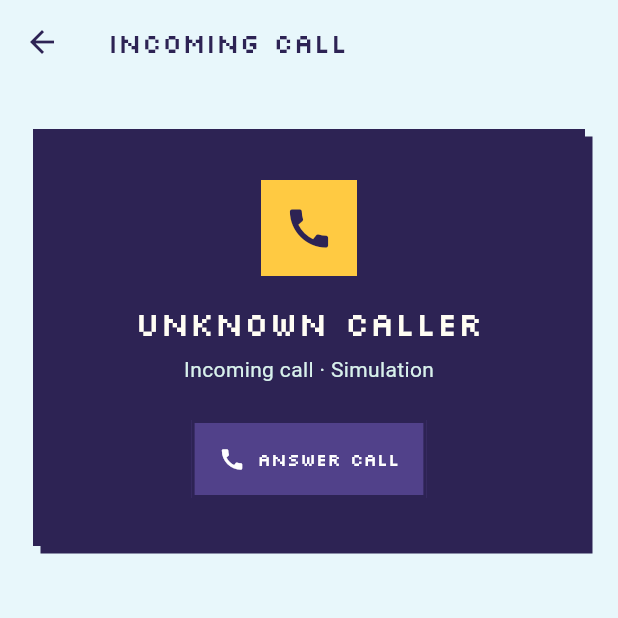
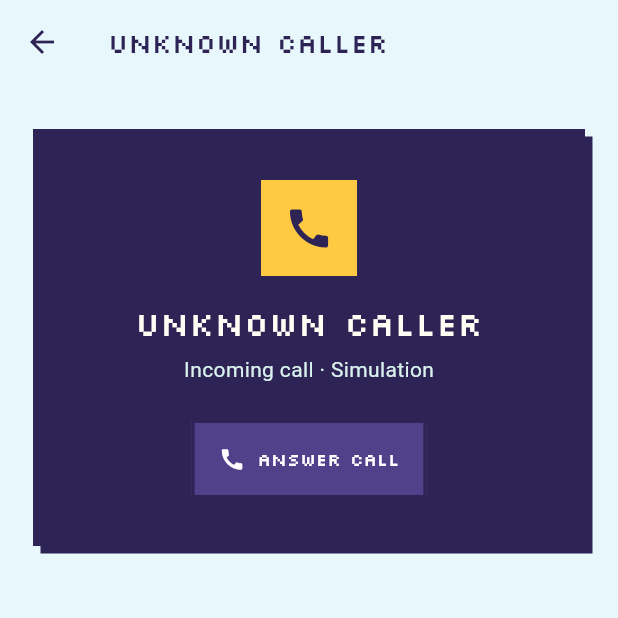
Before and after one commit to Blzzxrd/scamshield, a Flutter app: the screen it shows after launch, item 3 of the bottom bar chosen, after a tap on "Answer call", on a phone screen of 412 x 824 dp, the top half of it. Run offline on Flutter 3.47's test engine with Material 3 defaults, Android fonts, the phone set to English and light mode, and no system bars; our stand-ins replace flutter_tts, shared_preferences.

Commit message:
tuff sahur phone call sim

```diff
--- a/lib/data/content.dart
+++ b/lib/data/content.dart
@@ -22,6 +22,90 @@ class QuizQuestion {
       explanation: json['explanation'] as String,
     );
   }
+}
+class PracticeCall {
+  const PracticeCall({
+    required this.id,
+    required this.startNode,
+    required this.nodes,
+    required this.caller,
+  });
+
+  final String id;
+  final String startNode;
+  final Map<String, CallNode> nodes;
+  final String caller;
+
+  factory PracticeCall.fromJson(Map<String, dynamic> json) {
+    final rawNodes = json['nodes'] as Map<String, dynamic>;
+    final nodes = rawNodes.map(
+      (id, value) => MapEntry(
+        id,
+        CallNode.fromJson(value as Map<String, dynamic>),
+      ),
+    );
+
+    final scenario = PracticeCall(
+      id: json['id'] as String,
+      caller: json['caller'] as String,
+      startNode: json['startNode'] as String,
+      nodes: nodes,
+    );
+
+    if (!nodes.containsKey(scenario.startNode)) {
+      throw FormatException('Call ${scenario.id} has an unknown start node.');
+    }
+    for (final node in nodes.values) {
+      for (final choice in node.choices) {
+        if (choice.nextNode != null && !nodes.containsKey(choice.nextNode)) {
+          throw FormatException(
+            'Call ${scenario.id} references unknown node ${choice.nextNode}.',
+          );
+        }
+      }
+    }
+    return scenario;
+  }
+}
+
+class CallNode {
+  const CallNode({
+    required this.callerLine,
+    required this.choices,
+  });
+  final String callerLine;
+  final List<CallChoice> choices;
+  factory CallNode.fromJson(Map<String, dynamic> json) => CallNode(
+        callerLine: json['callerLine'] as String,
+        choices: (json['choices'] as List<dynamic>)
+            .map((choice) =>
+                CallChoice.fromJson(choice as Map<String, dynamic>))
+            .toList(),
+      );
+}
+
+class CallChoice {
+  const CallChoice({
+    required this.question,
+    required this.response,
+    required this.nextNode,
+    this.safeEnding = false,
+    this.explanation,
+  });
+
+  final String question;
+  final String response;
+  final String? nextNode;
+  final bool safeEnding;
+  final String? explanation;
+
+  factory CallChoice.fromJson(Map<String, dynamic> json) => CallChoice(
+        question: json['question'] as String,
+        response: json['response'] as String,
+        nextNode: json['nextNode'] as String?,
+        safeEnding: json['safeEnding'] as bool? ?? json['outcome'] == 'safe',
+        explanation: json['explanation'] as String?,
+      );
 }
 
 class Lesson {
@@ -134,4 +218,25 @@ class ContentLoader {
 
     return messages;
   }
+
+  // Dynamically load all practice call JSON files from the assets/call_paths/ folder
+  static Future<List<PracticeCall>> loadPracticeCalls() async {
+    final AssetManifest assetManifest =
+        await AssetManifest.loadFromAssetBundle(rootBundle);
+
+    final List<String> callKeys = assetManifest
+        .listAssets()
+        .where((String key) =>
+            key.startsWith('assets/call_paths/') && key.endsWith('.json'))
+        .toList();
+
+    List<PracticeCall> calls = [];
+    for (String key in callKeys) {
+      final String jsonString = await rootBundle.loadString(key);
+      final Map<String, dynamic> jsonData = json.decode(jsonString);
+      calls.add(PracticeCall.fromJson(jsonData));
+    }
+
+    return calls;
+  }
 }
--- a/lib/main.dart
+++ b/lib/main.dart
@@ -95,6 +95,7 @@ class _AppShellState extends State<AppShell> {
   AppProgress? _progress;
   List<Lesson>? _lessons;
   List<PracticeMessage>? _practiceMessages;
+  List<PracticeCall>? _practiceCalls;
   int _tab = 0;
 
   @override
@@ -107,12 +108,14 @@ class _AppShellState extends State<AppShell> {
     final progress = await _store.load();
     final lessons = await ContentLoader.loadLessons();
     final practiceMessages = await ContentLoader.loadPracticeMessages();
+    final practiceCalls = await ContentLoader.loadPracticeCalls();
 
     if (mounted) {
       setState(() {
         _progress = progress;
         _lessons = lessons;
         _practiceMessages = practiceMessages;
+        _practiceCalls = practiceCalls;
       });
     }
   }
@@ -178,6 +181,7 @@ class _AppShellState extends State<AppShell> {
       context,
       MaterialPageRoute<void>(
         builder: (_) => CallPage(
+          scenario: _practiceCalls!.first,
           alreadyCompleted: _progress!.callCompleted,
           onFinished: _finishCall,
         ),
@@ -203,9 +207,13 @@ class _AppShellState extends State<AppShell> {
     final progress = _progress;
     final lessons = _lessons;
     final practiceMessages = _practiceMessages;
+    final practiceCalls = _practiceCalls;
 
     // Show a loading indicator until user progress and JSON assets are loaded
-    if (progress == null || lessons == null || practiceMessages == null) {
+    if (progress == null ||
+        lessons == null ||
+        practiceMessages == null ||
+        practiceCalls == null) {
       return const Scaffold(
         body: Center(child: CircularProgressIndicator()),
       );
--- a/lib/screens/activity_pages.dart
+++ b/lib/screens/activity_pages.dart
@@ -251,9 +251,12 @@ class _MessagePageState extends State<MessagePage> {
 class CallPage extends StatefulWidget {
   const CallPage({
     super.key,
+    required this.scenario,
     required this.alreadyCompleted,
     required this.onFinished,
   });
+
+  final PracticeCall scenario;
   final bool alreadyCompleted;
   final ValueChanged<bool> onFinished;
 
@@ -262,52 +265,74 @@ class CallPage extends StatefulWidget {
 }
 
 class _CallPageState extends State<CallPage> {
-  static const _script =
-      'I’m with your bank’s fraud team. There is a charge on your account. '
-      'Read me the six-digit code we just sent so I can stop it.';
-
+  late String _nodeId;
+  CallChoice? _selected;
+  bool _finished = false;
   bool _answered = false;
-  int? _choice;
+  bool _isSpeaking = false;
   final FlutterTts _tts = FlutterTts();
 
   @override
   void initState() {
     super.initState();
-
+    _nodeId = widget.scenario.startNode;
     _initTts();
-
   }
 
   Future<void> _initTts() async {
-    //funky ehh
-
-    // final voices = await _tts.getVoices as List?;
-    // debugPrint('Voices: $voices');
-    // final english = voices?.cast<Map>().firstWhere(
-    //       (v) => (v['locale'] as String).toLowerCase().startsWith('en'),
-    //   orElse: () => {},
-    // );
-    // if (english != null && english.isNotEmpty) {
-    //   debugPrint("using ${english['name']} and ${english['locale']} for TTS");
-    //   await _tts.setVoice({
-    //     'name': english['name'] as String,
-    //     'locale': english['locale'] as String,
-    //   });
-    // }
-    _tts.setSpeechRate(0.72);
-    _tts.setPitch(1.65);
+    await _tts.setSpeechRate(0.72);
+    await _tts.setPitch(1.65);
+    await _tts.awaitSpeakCompletion(true);
+    _tts.setStartHandler(() {
+      if (mounted) setState(() => _isSpeaking = true);
+    });
+    _tts.setCompletionHandler(() {
+      if (mounted) setState(() => _isSpeaking = false);
+    });
+    _tts.setCancelHandler(() {
+      if (mounted) setState(() => _isSpeaking = false);
+    });
   }
 
-  void _callerAnswer() {
+  Future<void> _answerCall() async {
+    final node = widget.scenario.nodes[_nodeId]!;
     setState(() => _answered = true);
-    _tts.speak(_script);
+    await _speak(node.callerLine);
   }
 
-  void _choose(int choice) {
-    _tts.stop();
-    if (_choice != null) return;
-    setState(() => _choice = choice);
-    widget.onFinished(choice == 2);
+  Future<void> _choose(CallChoice choice) async {
+    if (_selected != null || _finished || _isSpeaking) return;
+    setState(() => _selected = choice);
+    await _speak(choice.response);
+  }
+
+  Future<void> _continue() async {
+    final choice = _selected;
+    if (choice == null || _finished || _isSpeaking) return;
+
+    final nextNode = choice.nextNode;
+    if (nextNode != null) {
+      final nextLine = widget.scenario.nodes[nextNode]!.callerLine;
+      setState(() {
+        _nodeId = nextNode;
+        _selected = null;
+      });
+      await _speak(nextLine);
+      return;
+    }
+
+    setState(() => _finished = true);
+    widget.onFinished(choice.safeEnding);
+  }
+
+  Future<void> _speak(String text) async {
+    if (!mounted) return;
+    setState(() => _isSpeaking = true);
+    try {
+      await _tts.speak(text);
+    } finally {
+      if (mounted) setState(() => _isSpeaking = false);
+    }
   }
 
   @override
@@ -317,8 +342,12 @@ class _CallPageState extends State<CallPage> {
   }
 
   @override
-  Widget build(BuildContext context) => _ActivityScaffold(
-        title: 'Incoming call',
+  Widget build(BuildContext context) {
+    final node = widget.scenario.nodes[_nodeId]!;
+    final selected = _selected;
+
+    return _ActivityScaffold(
+        title: widget.scenario.caller,
         child: Column(
           crossAxisAlignment: CrossAxisAlignment.start,
           children: [
@@ -335,9 +364,10 @@ class _CallPageState extends State<CallPage> {
                     child: const Icon(Icons.call, color: pixelInk, size: 34),
                   ),
                   const SizedBox(height: 14),
-                  const Text(
-                    'UNKNOWN CALLER',
-                    style: TextStyle(
+                  Text(
+                    widget.scenario.caller.toUpperCase(),
+                    textAlign: TextAlign.center,
+                    style: const TextStyle(
                       color: pixelCream,
                       fontFamily: 'Silkscreen',
                       fontSize: 22,
@@ -353,7 +383,7 @@ class _CallPageState extends State<CallPage> {
                   if (!_answered) ...[
                     const SizedBox(height: 24),
                     FilledButton.icon(
-                      onPressed: () => _callerAnswer(),
+                      onPressed: _isSpeaking ? null : _answerCall,
                       icon: const Icon(Icons.call),
                       label: const Text('Answer call'),
                     ),
@@ -365,53 +395,63 @@ class _CallPageState extends State<CallPage> {
               const SizedBox(height: 24),
               _NoteCard(
                 icon: Icons.record_voice_over_outlined,
-                title: 'Caller says',
-                text:
-                    '“$_script”',
+                title: widget.scenario.caller,
+                text: '“${node.callerLine}”',
               ),
-              const SizedBox(height: 25),
-              Text('CHOOSE YOUR RESPONSE', style: pixelHeading(21)),
-              const SizedBox(height: 14),
-              _ChoiceButton(
-                text: 'Read the code so the charge can be stopped',
-                selected: _choice == 0,
-                disabled: _choice != null,
-                onPressed: () => _choose(0),
-              ),
-              const SizedBox(height: 10),
-              _ChoiceButton(
-                text: 'Ask the caller for their employee ID',
-                selected: _choice == 1,
-                disabled: _choice != null,
-                onPressed: () => _choose(1),
-              ),
-              const SizedBox(height: 10),
-              _ChoiceButton(
-                text: 'Hang up and call the number on my card',
-                selected: _choice == 2,
-                disabled: _choice != null,
-                onPressed: () => _choose(2),
-              ),
-              if (_choice != null) ...[
+              if (_finished && selected != null) ...[
                 const SizedBox(height: 24),
                 _NoteCard(
-                  icon: _choice == 2
+                  icon: selected.safeEnding
                       ? Icons.check_circle_outline
                       : Icons.info_outline,
-                  title: _choice == 2 ? 'Safe choice' : 'Try a safer route',
-                  text:
-                      'A caller can spoof a bank number and invent an employee ID. Never read a one-time code aloud. Hang up, then contact your bank using the number printed on your card.${_choice == 2 && !widget.alreadyCompleted ? ' +20 XP' : ''}',
+                  title: selected.safeEnding
+                      ? 'Safe choice'
+                      : 'Try a safer route',
+                  text: '${selected.explanation ?? ''}'
+                      '${selected.safeEnding && !widget.alreadyCompleted ? ' +20 XP' : ''}',
                 ),
                 const SizedBox(height: 20),
                 FilledButton(
                   onPressed: () => Navigator.pop(context),
                   child: const Text('Finish simulation'),
                 ),
-              ],
+              ] else if (selected != null) ...[
+                const SizedBox(height: 16),
+                _NoteCard(
+                  icon: Icons.chat_bubble_outline,
+                  title: 'You ask',
+                  text: selected.question,
+                ),
+                const SizedBox(height: 12),
+                _NoteCard(
+                  icon: Icons.record_voice_over_outlined,
+                  title: 'Caller replies',
+                  text: selected.response,
+                ),
+                const SizedBox(height: 20),
+                FilledButton(
+                  onPressed: _isSpeaking ? null : _continue,
+                  child: const Text('Continue'),
+                ),
+              ] else ...[
+                const SizedBox(height: 25),
+                Text('CHOOSE A QUESTION', style: pixelHeading(21)),
+                const SizedBox(height: 14),
+                for (final choice in node.choices) ...[
+                  _ChoiceButton(
+                    text: choice.question,
+                    selected: false,
+                    disabled: false,
+                    onPressed: () => _choose(choice),
+                  ),
+                  const SizedBox(height: 10),
+                ],
+              ]
             ],
           ],
         ),
       );
+  }
 }
 
 class _ActivityScaffold extends StatelessWidget {
--- a/lib/screens/text_simulation_page.dart
+++ b/lib/screens/text_simulation_page.dart
@@ -217,7 +217,7 @@ class _TextSimulationPageState extends State<TextSimulationPage> {
   }
 }
 
-class _PhonePreview extends StatelessWidget {
+class _PhonePreview extends StatelessWidget { //this is currently static
   const _PhonePreview({
     required this.message,
     required this.arriving,
--- a/pubspec.yaml
+++ b/pubspec.yaml
@@ -21,6 +21,7 @@ flutter:
   assets:
     - assets/lessons/
     - assets/practice_messages/
+    - assets/call_paths/
   uses-material-design: true
   fonts:
     - family: Silkscreen
```
Also changed, not shown: assets/call_paths/bank_code_call.json (added, +136 -0 lines).
